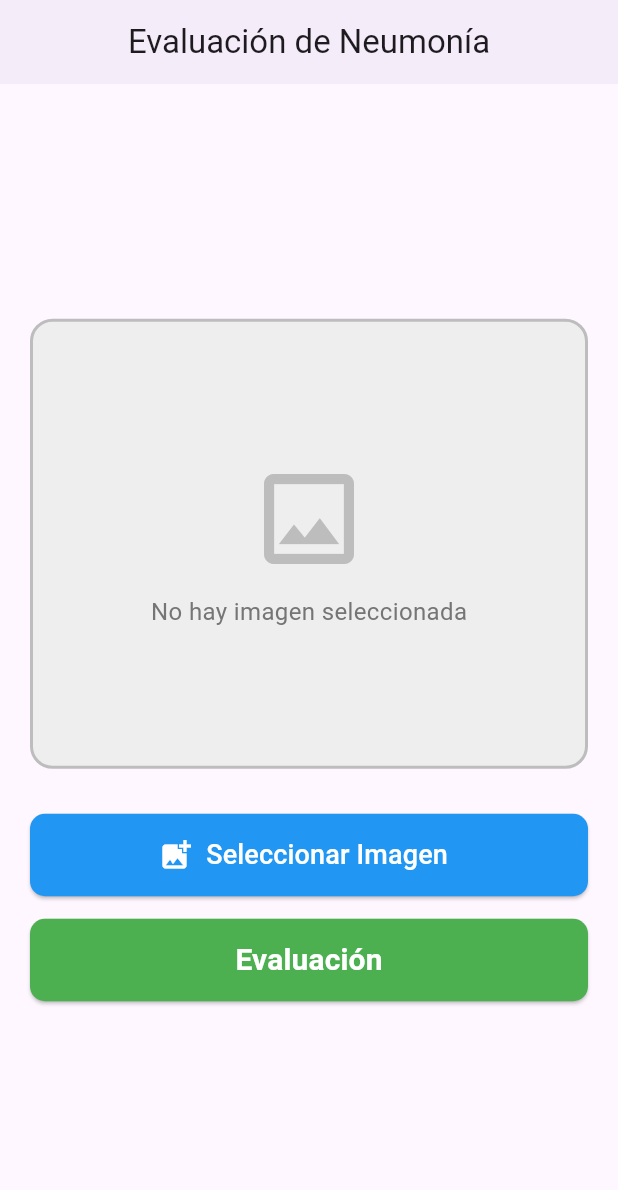
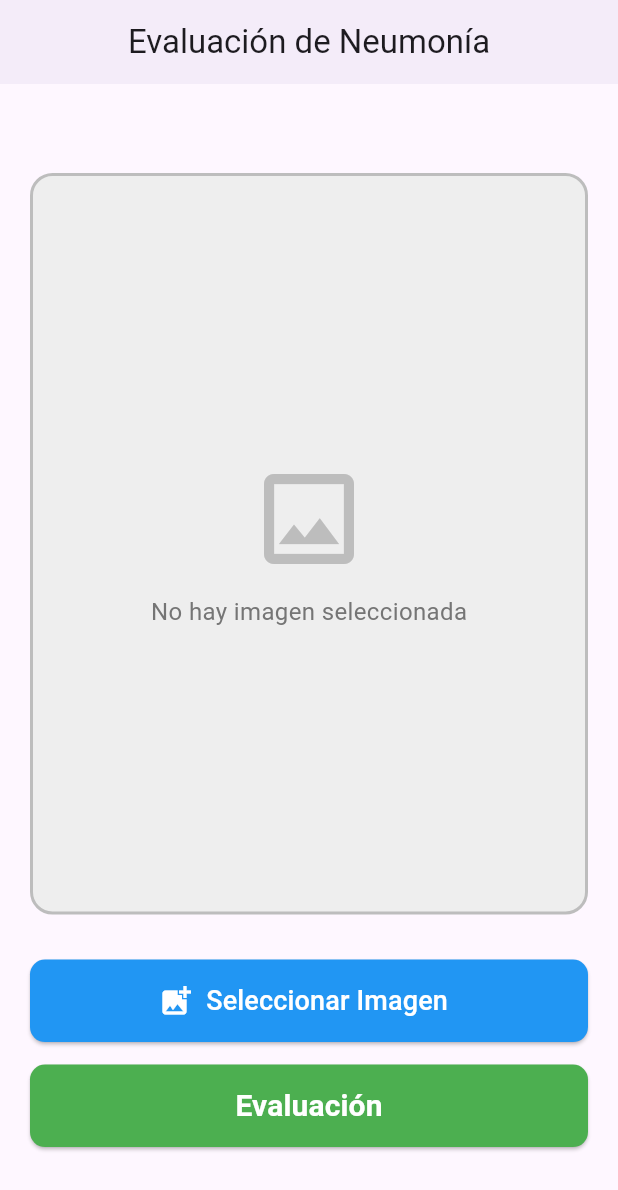
Before and after one commit to kanapo854/Neumonia, a Flutter app: the screen it shows after launch, on a phone screen of 412 x 824 dp. Shown: the top 1190 px of the screen. Run offline on Flutter 3.47's test engine with Material 3 defaults, Android fonts, the phone set to English and light mode, and no system bars; our stand-ins replace image_picker.

Commit message:
se mejoro el espacio de la imagen

```diff
--- a/lib/screens/home_screen.dart
+++ b/lib/screens/home_screen.dart
@@ -138,7 +138,10 @@ class _HomeScreenState extends State<HomeScreen> {
               // Área de imagen
               Container(
                 width: double.infinity,
-                height: 300,
+                constraints: BoxConstraints(
+                  minHeight: 300,
+                  maxHeight: MediaQuery.of(context).size.height * 0.6,
+                ),
                 decoration: BoxDecoration(
                   color: Colors.grey[200],
                   borderRadius: BorderRadius.circular(15),
@@ -156,7 +159,7 @@ class _HomeScreenState extends State<HomeScreen> {
                             if (snapshot.hasData) {
                               return Image.memory(
                                 snapshot.data!,
-                                fit: BoxFit.cover,
+                                fit: BoxFit.contain,
                               );
                             }
                             return const Center(child: CircularProgressIndicator());
```
Also changed, not shown: lib/screens/results_screen.dart (+5 -2 lines).
